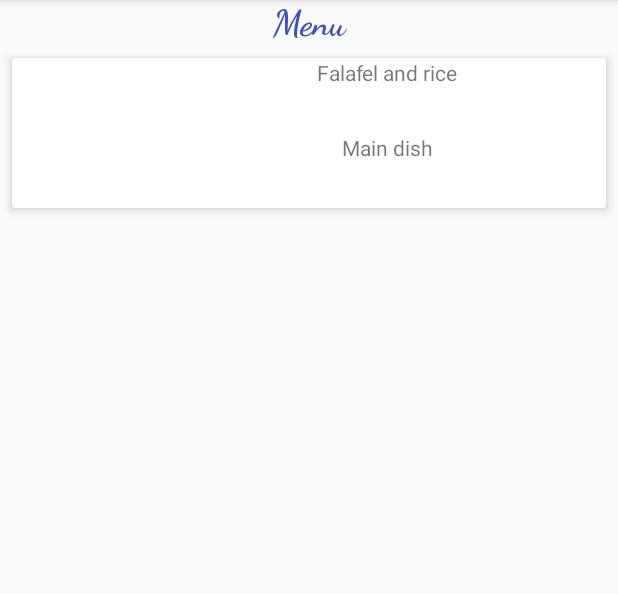
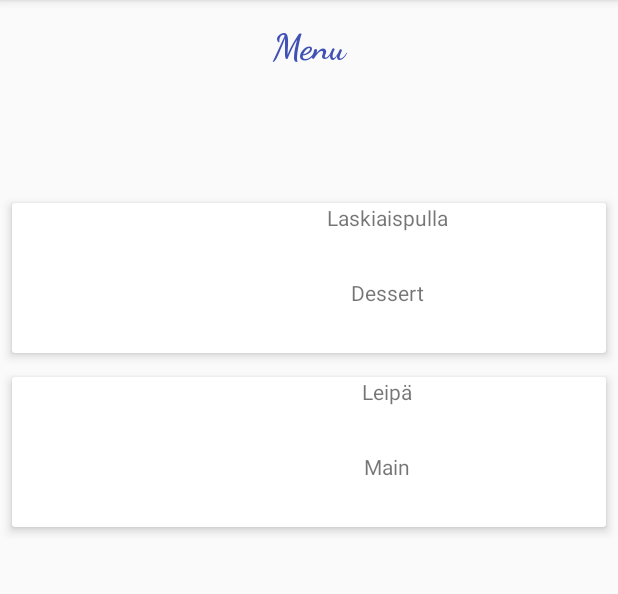
Before and after one commit to katjasei/ARProjekti, an Android app: the screen it shows after launch (MainActivity), on a phone screen of 412 x 824 dp, the part 84-678 px from its top. Run offline under Robolectric (Android 15) with nearby library versions, the phone set to English and light mode, and no system bars; libraries missing offline, so code that uses them is left out: com.google.ar.core, com.google.ar.sceneform.

Commit message:
muutokset layout:ssa

```diff
--- a/app/build.gradle
+++ b/app/build.gradle
@@ -49,3 +49,8 @@ sceneform.asset('sampledata/valmisleipa3.obj',
         'default',
         'sampledata/valmisleipa3.sfa',
         'src/main/assets/valmisleipa3')
+
+sceneform.asset('sampledata/laskiaispulla3.obj',
+        'default',
+        'sampledata/laskiaispulla3.sfa',
+        'src/main/assets/laskiaispulla3')
--- a/app/src/main/java/com/example/arprojekti/FragmentMenuList.kt
+++ b/app/src/main/java/com/example/arprojekti/FragmentMenuList.kt
@@ -22,7 +22,8 @@ class FragmentMenuList : Fragment() {
         val view = inflater.inflate(R.layout.fragment_menu_list, container, false)
         menuRecycler= view.findViewById(R.id.my_recycler_view)
 
-       menuItems.add(MenuItem(R.drawable.falafel, "Falafel and rice", "Main dish"))
+       menuItems.add(MenuItem(R.drawable.falafel, "Laskiaispulla", "Dessert"))
+       menuItems.add(MenuItem(R.drawable.falafel, "Leipä", "Main"))
 
        // menuRecycler.onCli{parent, view, position, id ->
          //   activityCallBack!!.onElementClick(position)
--- a/app/src/main/res/layout/fragment_menu_list.xml
+++ b/app/src/main/res/layout/fragment_menu_list.xml
@@ -7,11 +7,26 @@
     android:layout_height="match_parent">
 
     <!-- A RecyclerView with some commonly used attributes -->
+    <TextView
+        android:id="@+id/card_text_view"
+        android:layout_width="match_parent"
+        android:layout_height="wrap_content"
+        android:layout_marginTop="16dp"
+        android:fontFamily="cursive"
+        android:text="@string/txt_menu"
+        android:textAlignment="center"
+        android:textColor="#3F51B5"
+        android:textSize="24sp"
+        android:textStyle="bold"
+        app:layout_constraintEnd_toEndOf="parent"
+        app:layout_constraintStart_toStartOf="parent"
+        app:layout_constraintTop_toTopOf="parent" />
 
     <androidx.recyclerview.widget.RecyclerView
         android:id="@+id/my_recycler_view"
-        android:layout_width="match_parent"
-        android:layout_height="match_parent"
+        android:layout_width="0dp"
+        android:layout_height="583dp"
+        android:layout_marginTop="70dp"
         android:scrollbars="vertical"
         app:layout_constraintBottom_toBottomOf="parent"
         app:layout_constraintEnd_toEndOf="parent"
--- a/app/src/main/res/layout/menu_item.xml
+++ b/app/src/main/res/layout/menu_item.xml
@@ -3,24 +3,15 @@
     xmlns:app="http://schemas.android.com/apk/res-auto"
     xmlns:tools="http://schemas.android.com/tools"
     android:orientation="horizontal"
-    android:layout_width="match_parent"
-    android:layout_height="match_parent">
+    android:layout_width="wrap_content"
+    android:layout_height="wrap_content">
 
     <LinearLayout
         android:layout_width="match_parent"
         android:layout_height="wrap_content"
         android:orientation="vertical">
 
-        <TextView
-            android:id="@+id/card_text_view"
-            android:layout_width="match_parent"
-            android:layout_height="wrap_content"
-            android:fontFamily="cursive"
-            android:text="@string/txt_menu"
-            android:textAlignment="center"
-            android:textColor="#3F51B5"
-            android:textSize="24sp"
-            android:textStyle="bold" />
+
 
         <com.google.android.material.card.MaterialCardView
             android:layout_width="wrap_content"
```
Also changed, not shown: 4 other files.
